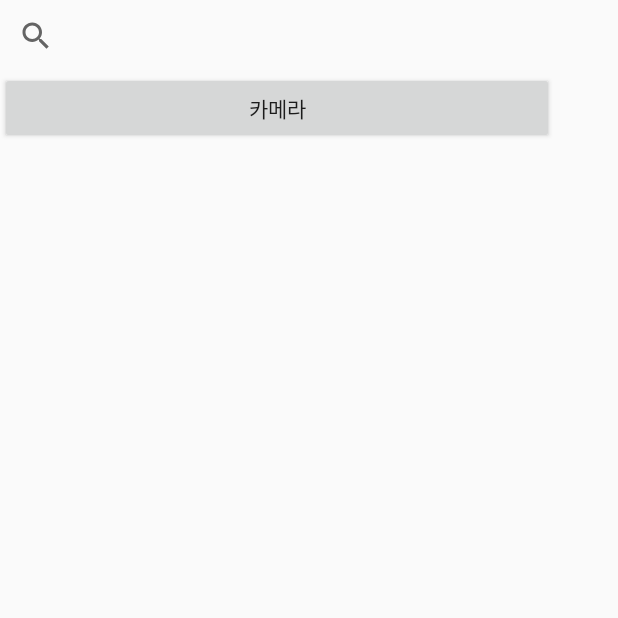
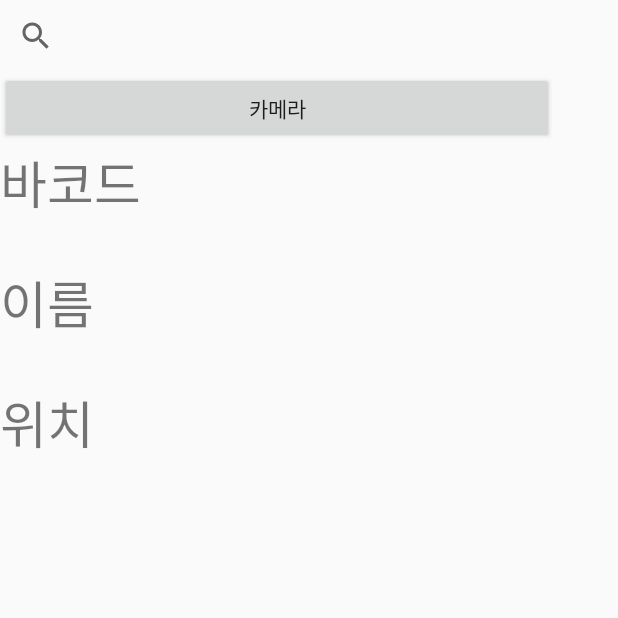
Before and after one commit to van1164/MY_GS, an Android app built with Jetpack Compose: the screen it shows after launch (MainActivity), on a phone screen of 412 x 824 dp, the top half of it. Run offline under Robolectric (Android 15) with nearby library versions, the phone set to English and light mode, and no system bars.

Commit message:
Get barcode data from BE server

```diff
--- a/Android/My_GS/app/src/main/AndroidManifest.xml
+++ b/Android/My_GS/app/src/main/AndroidManifest.xml
@@ -1,12 +1,15 @@
 <?xml version="1.0" encoding="utf-8"?>
 <manifest xmlns:android="http://schemas.android.com/apk/res/android"
-    xmlns:tools="http://schemas.android.com/tools">
+    xmlns:tools="http://schemas.android.com/tools"
+    android:targetSandboxVersion="1">
 
     <uses-feature
         android:name="android.hardware.camera"
         android:required="false" />
     <uses-permission android:name="android.permission.CAMERA" />
+    <uses-permission android:name="android.permission.INTERNET"/>
     <application
+        android:usesCleartextTraffic="true"
         android:allowBackup="true"
         android:dataExtractionRules="@xml/data_extraction_rules"
         android:fullBackupContent="@xml/backup_rules"
--- a/Android/My_GS/app/src/main/java/com/van133/my_gs/MainActivity.kt
+++ b/Android/My_GS/app/src/main/java/com/van133/my_gs/MainActivity.kt
@@ -2,6 +2,7 @@ package com.van133.my_gs
 
 import android.os.Bundle
 import android.widget.Button
+import android.widget.TextView
 import androidx.activity.ComponentActivity
 import androidx.activity.compose.setContent
 import androidx.compose.foundation.layout.fillMaxSize
@@ -12,19 +13,63 @@ import androidx.compose.runtime.Composable
 import androidx.compose.ui.Modifier
 import androidx.compose.ui.tooling.preview.Preview
 import com.van133.my_gs.ui.theme.MY_GSTheme
+import kotlinx.coroutines.GlobalScope
+import kotlinx.coroutines.delay
+import kotlinx.coroutines.launch
+import retrofit2.Call
+import retrofit2.Callback
+import retrofit2.Response
+import retrofit2.Retrofit
+import retrofit2.await
+import retrofit2.awaitResponse
+import retrofit2.converter.gson.GsonConverterFactory
 
 class MainActivity : ComponentActivity() {
     override fun onCreate(savedInstanceState: Bundle?) {
+
         super.onCreate(savedInstanceState)
         setContentView(R.layout.main_layout)
-        var bar_code :String
+        var body: ResultBarcode?
         val btn_event = findViewById<Button>(R.id.Camera)
+        val barcode = findViewById<TextView>(R.id.barcode)
+        val name = findViewById<TextView>(R.id.name)
+        val Where = findViewById<TextView>(R.id.Where)
+        var temp : String
         var qrCodeScan = QRCodeScan(this)
+        var retrofit = Retrofit.Builder()
+            .baseUrl("http://ec2-18-223-106-78.us-east-2.compute.amazonaws.com")
+            .addConverterFactory(GsonConverterFactory.create())
+            .build()
+
         btn_event.setOnClickListener{
             qrCodeScan.startQRScan()
+            println("==========================================")
+            temp = qrCodeScan.getBar()
+            println()
+            val api = retrofit.create(Search_Barcode::class.java)
+            val callSearch_Barcode = api.getSearchBarcode(temp)
+            callSearch_Barcode.enqueue(object : Callback<ResultBarcode> {
+                override fun onResponse(
+                    call: Call<ResultBarcode>,
+                    response: Response<ResultBarcode>
+                ) {
+                    println("결과"+"성공 : ${response.body()}")
+                    body = response.body()
+                    barcode.text = body!!.bar_CD
+                    name.text = body!!.prdlst_NM
+                    Where.text = temp
+                }
 
-            println("==========================================")
-            println(qrCodeScan.getBar())
+                override fun onFailure(call: Call<ResultBarcode>, t: Throwable) {
+                    println("결과:"+ "실패 : $t")
+                }
+            })
+
+
+
+
+
+
             println("==========================================")
         }
 
--- a/Android/My_GS/app/src/main/java/com/van133/my_gs/QRCodeScan.kt
+++ b/Android/My_GS/app/src/main/java/com/van133/my_gs/QRCodeScan.kt
@@ -28,8 +28,10 @@ class QRCodeScan(private val act: MainActivity) {
             //QRCode Scan 성공
             if(intentResult.contents != null){
                 //QRCode Scan result 있는경우
-                Toast.makeText(act, "인식된 QR-data: ${intentResult.contents}", Toast.LENGTH_SHORT).show()
                 barcode = intentResult.contents
+                println("xxxxxxxxxxxxxxxxxxxxxxxxxxxxxxxxxxx")
+                println(barcode)
+                println("xxxxxxxxxxxxxxxxxxxxxxxxxxxxxxxxxxx")
             }else{
                 //QRCode Scan result 없는경우
                 Toast.makeText(act, "인식된 QR-data가 없습니다.", Toast.LENGTH_SHORT).show()
--- /dev/null
+++ b/Android/My_GS/app/src/main/java/com/van133/my_gs/ResultBarcode.kt
@@ -0,0 +1,6 @@
+package com.van133.my_gs
+
+data class ResultBarcode (
+    var bar_CD : String = "",
+    var prdlst_NM : String = ""
+)
--- /dev/null
+++ b/Android/My_GS/app/src/main/java/com/van133/my_gs/Search_Barcode.kt
@@ -0,0 +1,13 @@
+package com.van133.my_gs
+
+import retrofit2.Call
+import retrofit2.http.GET
+import retrofit2.http.Header
+import retrofit2.http.Query
+
+interface Search_Barcode {
+    @GET("search_barcode")
+    fun getSearchBarcode(
+        @Query("barcode") query: String,
+    ): Call<ResultBarcode>
+}
--- a/Android/My_GS/app/src/main/res/layout/main_layout.xml
+++ b/Android/My_GS/app/src/main/res/layout/main_layout.xml
@@ -1,5 +1,6 @@
 <?xml version="1.0" encoding="utf-8"?>
 <LinearLayout xmlns:android="http://schemas.android.com/apk/res/android"
+    android:id="@+id/linear"
     android:layout_width="match_parent"
     android:layout_height="match_parent">
 
@@ -18,7 +19,7 @@
 
         <TableRow
             android:layout_width="match_parent"
-            android:layout_height="match_parent" >
+            android:layout_height="match_parent">
 
             <Button
                 android:id="@+id/Camera"
@@ -29,10 +30,38 @@
 
         <TableRow
             android:layout_width="match_parent"
-            android:layout_height="match_parent" />
+            android:layout_height="match_parent">
+
+            <TextView
+                android:id="@+id/barcode"
+                android:layout_width="wrap_content"
+                android:layout_height="80dp"
+                android:text="바코드"
+                android:textSize="34sp" />
+        </TableRow>
 
         <TableRow
             android:layout_width="match_parent"
-            android:layout_height="match_parent" />
+            android:layout_height="match_parent">
+
+            <TextView
+                android:id="@+id/name"
+                android:layout_width="wrap_content"
+                android:layout_height="80dp"
+                android:text="이름"
+                android:textSize="34sp" />
+        </TableRow>
+
+        <TableRow
+            android:layout_width="match_parent"
+            android:layout_height="match_parent">
+
+            <TextView
+                android:id="@+id/Where"
+                android:layout_width="wrap_content"
+                android:layout_height="80dp"
+                android:text="위치"
+                android:textSize="34sp" />
+        </TableRow>
     </TableLayout>
 </LinearLayout>
--- /dev/null
+++ b/Android/My_GS/app/src/main/res/xml/network_security_config.xml
@@ -0,0 +1,6 @@
+<?xml version="1.0" encoding="utf-8"?>
+<network-security-config>
+    <domain-config cleartextTrafficPermitted="true">
+        <domain includeSubdomains="true">http://ec2-18-223-106-78.us-east-2.compute.amazonaws.com</domain>
+    </domain-config>
+</network-security-config>
--- a/Android/My_GS/build.gradle
+++ b/Android/My_GS/build.gradle
@@ -2,5 +2,5 @@
 plugins {
     id 'com.android.application' version '8.0.0' apply false
     id 'com.android.library' version '8.0.0' apply false
-    id 'org.jetbrains.kotlin.android' version '1.7.20' apply false
+    id 'org.jetbrains.kotlin.android' version '1.8.10' apply false
 }
--- a/BE/MY_GS/MY_GS/src/main/resources/application.properties
+++ b/BE/MY_GS/MY_GS/src/main/resources/application.properties
@@ -1,5 +1,5 @@
-#spring.data.mongodb.host=host.docker.internal
-spring.data.mongodb.host=localhost
+spring.data.mongodb.host=host.docker.internal
+#spring.data.mongodb.host=localhost
 spring.data.mongodb.port=27017
 spring.data.mongodb.authentication-database=admin
 spring.data.mongodb.database=MY_GS
```
Also changed, not shown: Android/My_GS/app/build.gradle (+12 -10 lines).
